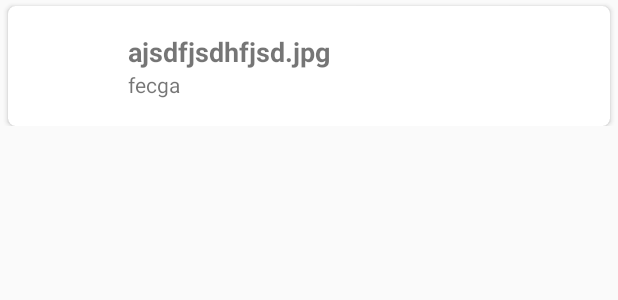
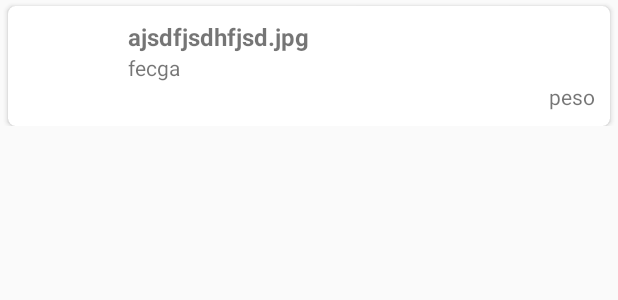
Before and after one commit to juanchos2018/AppLawyerfiles, an Android app: the layout item_archivos.xml on its own in the app's theme, with its tools: preview values and no code run, on a phone screen of 412 x 824 dp. Shown: the top 300 px of the screen. Run offline under Robolectric (Android 15) with nearby library versions, the light colour scheme and no system bars.

Commit message:
cambie de libreria

```diff
--- a/app/build.gradle
+++ b/app/build.gradle
@@ -37,11 +37,12 @@ dependencies {
     implementation 'androidx.recyclerview:recyclerview:1.0.0-beta01'
     implementation 'androidx.cardview:cardview:1.0.0-beta01'
     implementation 'com.airbnb.android:lottie:3.0.7'
-    implementation 'com.mcxiaoke.volley:library:1.0.19'
+    //  implementation 'com.mcxiaoke.volley:library:1.0.19'
     implementation 'com.baoyz.actionsheet:library:1.1.7'
     implementation 'com.github.kenglxn.QRGen:android:2.5.0'
     implementation 'com.github.bumptech.glide:glide:3.7.0'
     implementation 'com.google.code.gson:gson:2.3'
+    implementation 'com.android.volley:volley:1.1.0'
 
     implementation 'com.google.firebase:firebase-analytics:17.2.2'
     implementation 'com.firebaseui:firebase-ui-database:3.3.1'
--- a/app/src/main/AndroidManifest.xml
+++ b/app/src/main/AndroidManifest.xml
@@ -16,6 +16,7 @@
         android:label="@string/app_name"
         android:roundIcon="@mipmap/ic_launcher_round"
         android:supportsRtl="true"
+        android:usesCleartextTraffic="true"
         android:theme="@style/AppTheme">
         <activity android:name=".activitys.Consultas3Activity"></activity>
         <activity android:name=".activitys.Login" />
--- a/app/src/main/java/com/document/lawyerfiles/Clases/GsonRepresentantesParser.java
+++ b/app/src/main/java/com/document/lawyerfiles/Clases/GsonRepresentantesParser.java
@@ -11,8 +11,10 @@ import java.util.List;
 
 public class GsonRepresentantesParser {
 
+
     public List<ClsRepresentantes> leerFlujoJson(InputStream in) throws IOException {
         // Nueva instancia de la clase Gson
+
         Gson gson = new Gson();
 
         JsonReader reader = new JsonReader(new InputStreamReader(in, "UTF-8"));
@@ -27,6 +29,10 @@ public class GsonRepresentantesParser {
         }
         reader.endArray();
         reader.close();
+
+
         return animales;
     }
+
+
 }
--- a/app/src/main/java/com/document/lawyerfiles/activitys/Consultas3Activity.java
+++ b/app/src/main/java/com/document/lawyerfiles/activitys/Consultas3Activity.java
@@ -130,7 +130,7 @@ public class Consultas3Activity extends AppCompatActivity {
                     // Parsear el flujo con formato JSON
                     InputStream in = new BufferedInputStream(con.getInputStream());
 
-                    // JsonAnimalParser parser = new JsonAnimalParser();
+
                     GsonRepresentantesParser parser = new GsonRepresentantesParser();
                     animales = parser.leerFlujoJson(in);
                 }
--- a/app/src/main/res/layout/item_archivos.xml
+++ b/app/src/main/res/layout/item_archivos.xml
@@ -41,7 +41,7 @@
         android:layout_height="match_parent">
        <TextView
            android:text="ajsdfjsdhfjsd.jpg"
-           android:textSize="18sp"
+           android:textSize="16sp"
            android:textStyle="bold"
            android:id="@+id/id_tv_nombrearchivo"
            android:layout_width="match_parent"
@@ -56,6 +56,15 @@
             android:layout_height="wrap_content">
 
         </TextView>
+        <TextView
+            android:text="peso"
+            android:layout_gravity="right"
+            android:layout_marginRight="10dp"
+            android:id="@+id/id_tvpeso"
+            android:layout_width="wrap_content"
+            android:layout_height="wrap_content">
+
+        </TextView>
     </LinearLayout>
 
 
```
Also changed, not shown: app/src/main/java/com/document/lawyerfiles/activitys/ConsultasActivity.java (+8 -0 lines), app/src/main/java/com/document/lawyerfiles/activitys/ListaArchivos.java (+39 -7 lines), app/src/main/res/drawable-v24/ic_excel.png (added).
